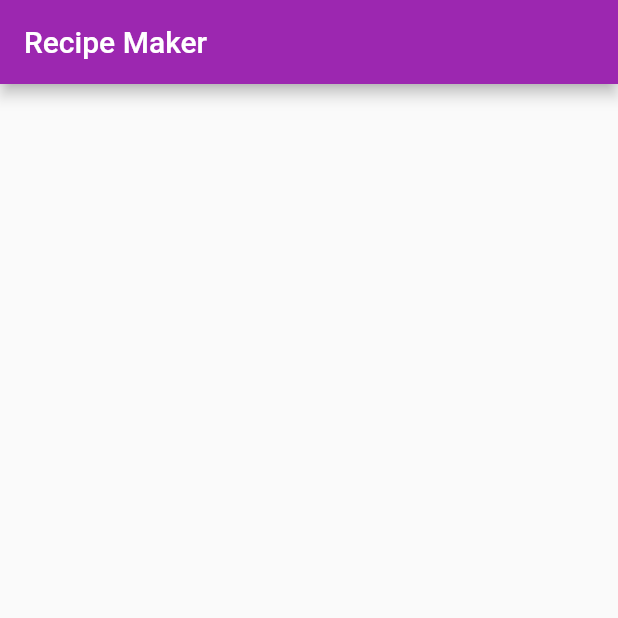
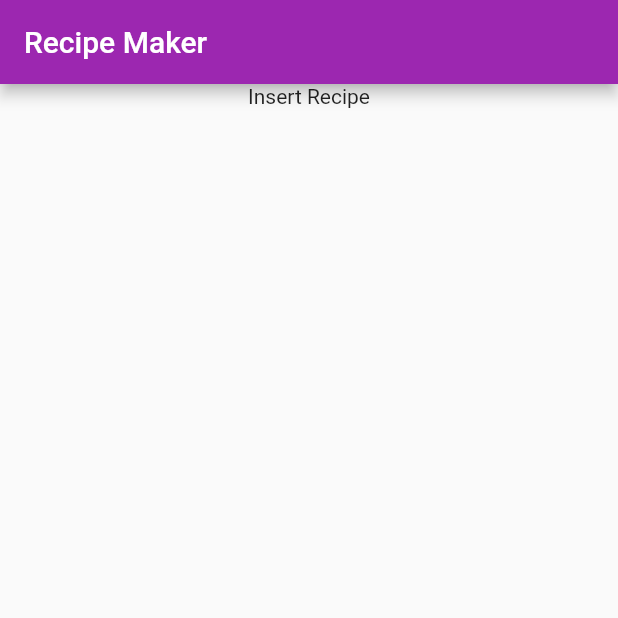
Before and after one commit to t-hamilton20/ESSDev_MobileDev, a Flutter app: the screen it shows after launch, on a phone screen of 412 x 824 dp, the top half of it. Run offline on Flutter 3.47's test engine with Material 2 defaults, Android fonts, the phone set to English and light mode, and no system bars.

```diff
--- a/recipeFun/recipe_maker/lib/main.dart
+++ b/recipeFun/recipe_maker/lib/main.dart
@@ -16,11 +16,14 @@ class _MyAppState extends State<MyApp> {
   Widget build(BuildContext context) {
     return MaterialApp(
       home: Scaffold(
-        appBar: AppBar(
-          title: Text("Recipe Maker"),
-          backgroundColor: Colors.purple,
-        ),
-      ),
+          appBar: AppBar(
+            title: Text("Recipe Maker"),
+            backgroundColor: Colors.purple,
+          ),
+          body: Align(
+            alignment: Alignment.topCenter,
+            child: Text("Insert Recipe"),
+          )),
     );
   }
 }
```
